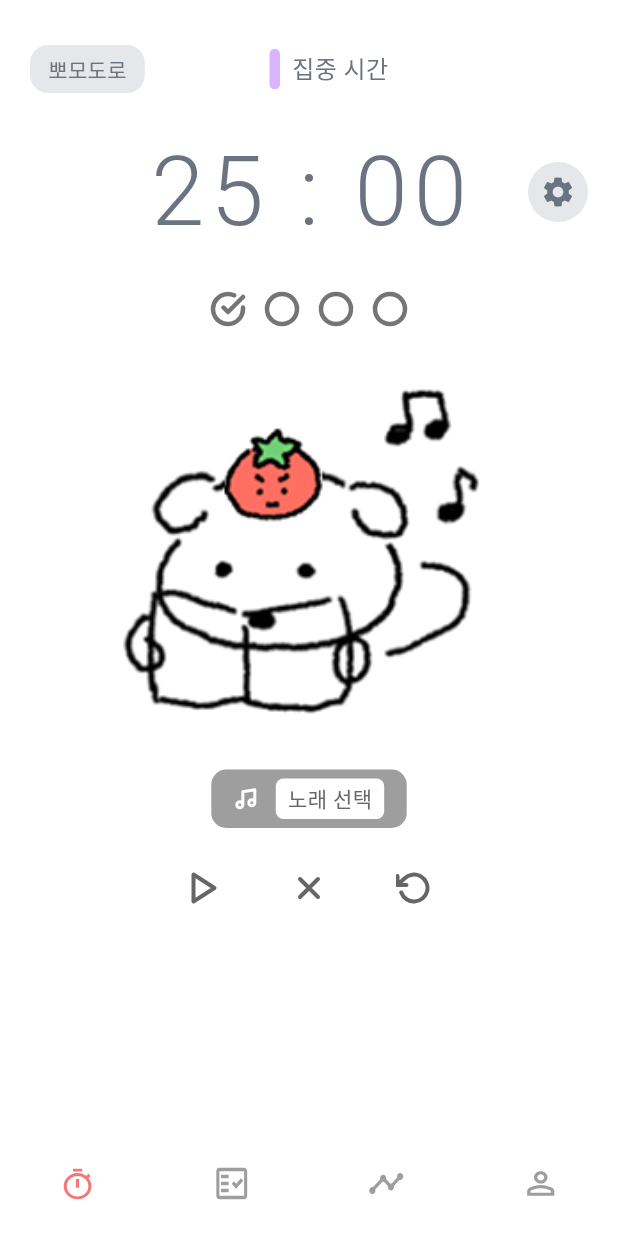
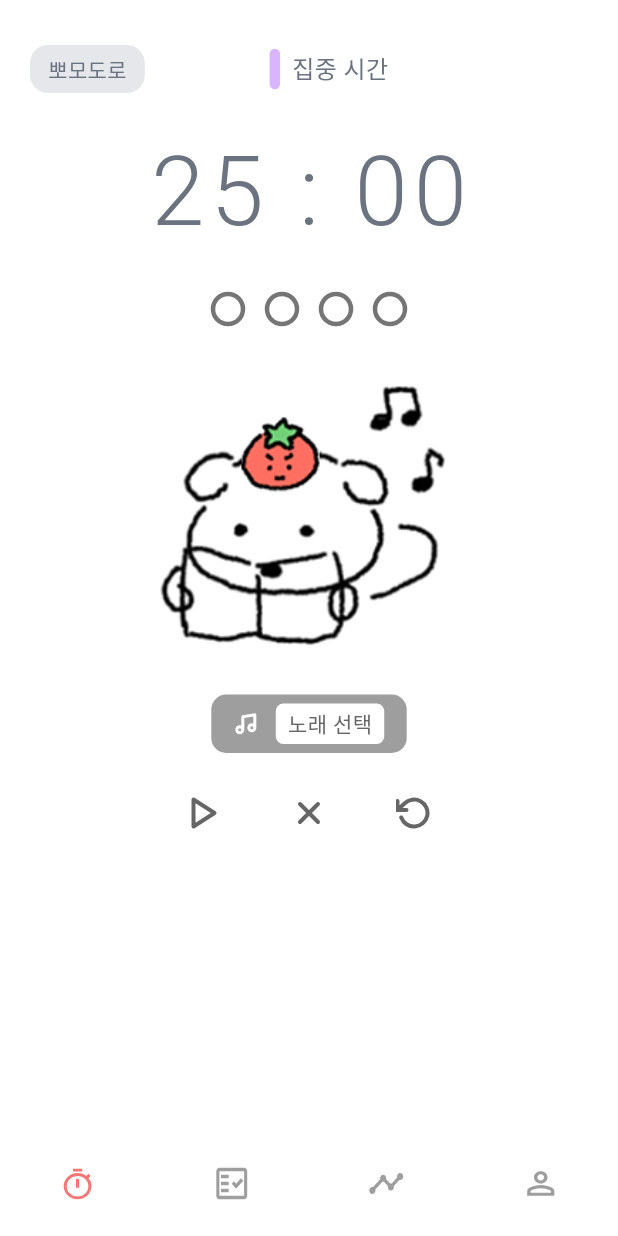
Before and after one commit to solve-z/TimeDog_Test, a Flutter app: the screen it shows after launch, on a phone screen of 412 x 824 dp. Run offline on Flutter 3.47's test engine with Material 3 defaults, Android fonts, the phone set to English and light mode, and no system bars; our stand-ins replace flutter_local_notifications, flutter_riverpod, flutter_svg, shared_preferences; missing offline and left inert: flutter_background; Roboto replaces fonts that are missing (OmyuPretty).

```diff
--- a/lib/screen/main/tab/timer/f_character_animation.dart
+++ b/lib/screen/main/tab/timer/f_character_animation.dart
@@ -19,8 +19,8 @@
         // 추후 애니메이션 변경 기능
       },
       child: Container(
-        height: 250,
-        width: 250,
+        height: 200,
+        width: 200,
         child: ClipRRect(
           child: Image.asset(currentAnimation, fit: BoxFit.cover),
         ),
--- a/lib/screen/main/tab/timer/s_timer.dart
+++ b/lib/screen/main/tab/timer/s_timer.dart
@@ -28,7 +28,10 @@
                   GestureDetector(
                     onTap: () => timerNotifier.toggleMode(),
                     child: Container(
-                      padding: const EdgeInsets.symmetric(horizontal: 12, vertical: 6),
+                      padding: const EdgeInsets.symmetric(
+                        horizontal: 12,
+                        vertical: 6,
+                      ),
                       decoration: BoxDecoration(
                         color: const Color(0xFFE5E7EB),
                         borderRadius: BorderRadius.circular(12),
@@ -80,7 +83,15 @@
             // 타이머 표시
             Stack(
               children: [
-                Center(
+                Column(
+                  children: [
+                    GestureDetector(
+                      onTap: () {
+                        showDialog(
+                          context: context,
+                          builder: (context) => const TimerSettingsDialog(),
+                        );
+                      },
                       child: Text(
                         timerState.formattedTime,
                         style: const TextStyle(
@@ -92,34 +103,50 @@
                         ),
                       ),
                     ),
-                if (timerState.mode == TimerMode.pomodoro)
-                  Positioned(
-                    right: 20,
-                    top: 0,
-                    bottom: 0,
-                    child: Center(
-                      child: GestureDetector(
-                        onTap: () {
-                          showDialog(
-                            context: context,
-                            builder: (context) => const TimerSettingsDialog(),
-                          );
-                        },
-                        child: Container(
-                          width: 40,
-                          height: 40,
-                          decoration: BoxDecoration(
-                            color: const Color(0xFFE5E7EB),
-                            shape: BoxShape.circle,
-                          ),
-                          child: const Icon(
-                            Icons.settings,
-                            size: 24,
-                            color: Color(0xFF6B7280),
+                    if (timerState.startTime != null &&
+                        timerState.status == TimerStatus.running)
+                      Text(
+                        '시작: ${_formatTime(timerState.startTime!)}',
+                        style: const TextStyle(
+                          fontFamily: 'OmyuPretty',
+                          fontSize: 12,
+                          color: Color(0xFF9CA3AF),
                         ),
                       ),
+                    if (timerState.endTime != null &&
+                        timerState.status == TimerStatus.paused)
+                      Column(
+                        children: [
+                          if (timerState.startTime != null) ...[
+                            Text(
+                              '시작: ${_formatTime(timerState.startTime!)}',
+                              style: const TextStyle(
+                                fontFamily: 'OmyuPretty',
+                                fontSize: 12,
+                                color: Color(0xFF9CA3AF),
                               ),
                             ),
+                            Text(
+                              '종료: ${_formatTime(timerState.endTime!)}',
+                              style: const TextStyle(
+                                fontFamily: 'OmyuPretty',
+                                fontSize: 12,
+                                color: Color(0xFF9CA3AF),
+                              ),
+                            ),
+                            Text(
+                              '소요: ${_formatDuration(timerState.endTime!.difference(timerState.startTime!))}',
+                              style: const TextStyle(
+                                fontFamily: 'OmyuPretty',
+                                fontSize: 12,
+                                color: Color(0xFF059669),
+                                fontWeight: FontWeight.w600,
+                              ),
+                            ),
+                          ],
+                        ],
+                      ),
+                  ],
                 ),
               ],
             ),
@@ -129,13 +156,16 @@
             if (timerState.mode == TimerMode.pomodoro)
               Row(
                 mainAxisAlignment: MainAxisAlignment.center,
-                  children: timerState.roundProgress
+                children:
+                    timerState.roundProgress
                         .asMap()
                         .entries
-                      .map((entry) => [
+                        .map(
+                          (entry) => [
                             if (entry.key > 0) const SizedBox(width: 12),
                             _buildProgressCircle(entry.value),
-                          ])
+                          ],
+                        )
                         .expand((widgets) => widgets)
                         .toList(),
               ),
@@ -280,4 +310,17 @@
       ),
     );
   }
+
+  String _formatTime(DateTime dateTime) {
+    final hour = dateTime.hour.toString().padLeft(2, '0');
+    final minute = dateTime.minute.toString().padLeft(2, '0');
+    final second = dateTime.second.toString().padLeft(2, '0');
+    return '$hour:$minute:$second';
   }
+
+  String _formatDuration(Duration duration) {
+    final minutes = duration.inMinutes.toString().padLeft(2, '0');
+    final seconds = (duration.inSeconds % 60).toString().padLeft(2, '0');
+    return '$minutes:$seconds';
+  }
+}
```
Also changed, not shown: lib/screen/main/tab/timer/d_timer_settings.dart (+58 -4 lines), lib/screen/main/tab/timer/notification_service.dart (added, +147 -0 lines), lib/screen/main/tab/timer/timer_notifier.dart (+160 -21 lines), lib/screen/main/tab/timer/vo/vo_timer.dart (+13 -1 lines), 1 other file. Lines whose indentation alone changed are shown as unchanged.
